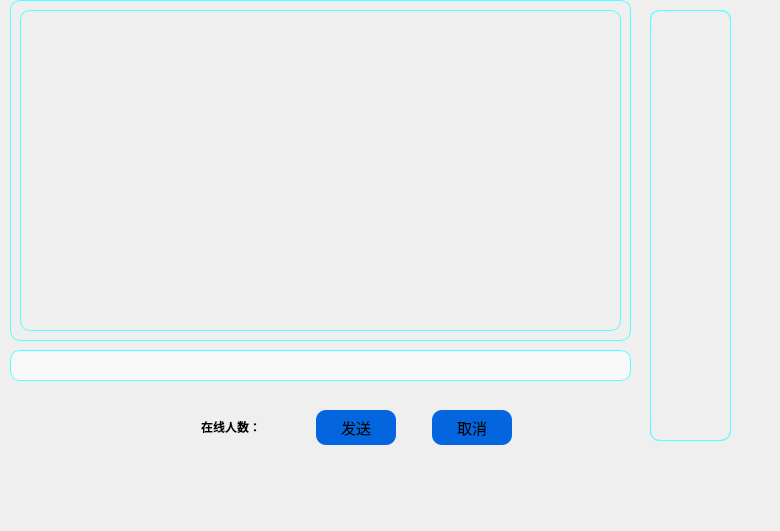
Before: the Qt Designer form ClientUI/chatpage.ui in IDMoquan/Chatting_Room, drawn with Qt 5.
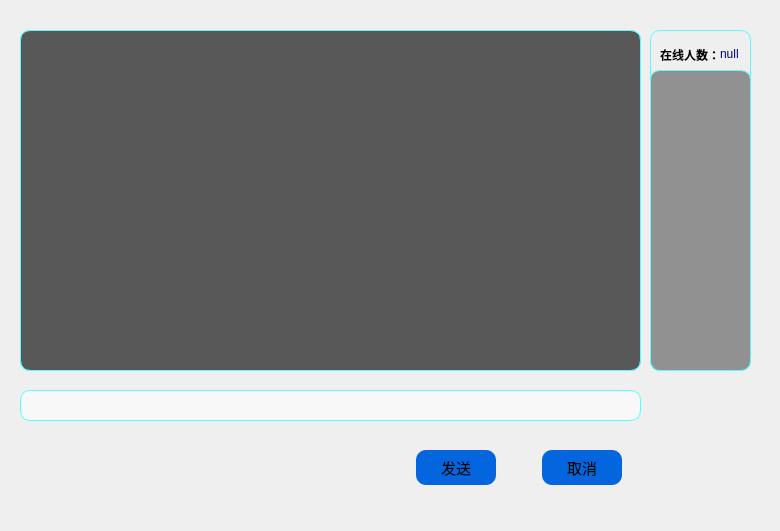
After: the same form once the commit is applied. Icons and pictures are not drawn.

Commit message: 聊天窗口改动

```diff
--- a/ClientUI/chatpage.ui
+++ b/ClientUI/chatpage.ui
@@ -38,31 +38,13 @@
    <widget class="QWidget" name="layoutWidget">
     <property name="geometry">
      <rect>
-      <x>190</x>
-      <y>390</y>
+      <x>300</x>
+      <y>430</y>
       <width>333</width>
       <height>75</height>
      </rect>
     </property>
     <layout class="QHBoxLayout" name="horizontalLayout_2">
-     <item>
-      <widget class="QLabel" name="label">
-       <property name="font">
-        <font>
-         <family>微软雅黑</family>
-        </font>
-       </property>
-       <property name="styleSheet">
-        <string notr="true">QLabel{
-	background-color:transparent;
-	color : rgb(255, 255, 255);
-}</string>
-       </property>
-       <property name="text">
-        <string>&lt;html&gt;&lt;head/&gt;&lt;body&gt;&lt;p&gt;&lt;span style=&quot; font-weight:700; color:#000000;&quot;&gt;在线人数：&lt;/span&gt;&lt;/p&gt;&lt;/body&gt;&lt;/html&gt;</string>
-       </property>
-      </widget>
-     </item>
      <item>
       <spacer name="horizontalSpacer">
        <property name="orientation">
@@ -193,8 +175,8 @@
    <widget class="QLineEdit" name="lineEdit">
     <property name="geometry">
      <rect>
-      <x>10</x>
-      <y>350</y>
+      <x>20</x>
+      <y>390</y>
       <width>621</width>
       <height>31</height>
      </rect>
@@ -216,8 +198,8 @@
    <widget class="QWidget" name="mainwidget" native="true">
     <property name="geometry">
      <rect>
-      <x>10</x>
-      <y>0</y>
+      <x>20</x>
+      <y>30</y>
       <width>621</width>
       <height>341</height>
      </rect>
@@ -226,16 +208,16 @@
      <string notr="true">QWidget {
     border-radius: 10px; /* 设置边框圆角为10像素 */
     border: 1px solid rgb(85, 255, 255); /* 设置边框颜色和宽度 */
-    background-color: transparent; /* 设置背景透明 */
+	background-color : rgba(0, 0, 0, 100);
 }</string>
     </property>
     <widget class="QListWidget" name="listWidget">
      <property name="geometry">
       <rect>
-       <x>10</x>
-       <y>10</y>
-       <width>601</width>
-       <height>321</height>
+       <x>0</x>
+       <y>0</y>
+       <width>621</width>
+       <height>341</height>
       </rect>
      </property>
      <property name="font">
@@ -246,7 +228,7 @@
      <property name="styleSheet">
       <string notr="true">QlistWidget{
 	color : rgb(255, 255, 255);
-	background-color : rgba(255, 255, 255, 150);
+	background-color : rgba(0, 0, 0, 100);
 }</string>
      </property>
     </widget>
@@ -255,9 +237,9 @@
     <property name="geometry">
      <rect>
       <x>650</x>
-      <y>10</y>
-      <width>81</width>
-      <height>431</height>
+      <y>30</y>
+      <width>101</width>
+      <height>341</height>
      </rect>
     </property>
     <property name="styleSheet">
@@ -271,9 +253,9 @@
      <property name="geometry">
       <rect>
        <x>0</x>
-       <y>0</y>
-       <width>81</width>
-       <height>431</height>
+       <y>40</y>
+       <width>101</width>
+       <height>301</height>
       </rect>
      </property>
      <property name="font">
@@ -281,8 +263,55 @@
        <family>微软雅黑</family>
       </font>
      </property>
+     <property name="styleSheet">
+      <string notr="true">QListWidget{
+	background-color : rgba(0, 0, 0, 100)
+}</string>
+     </property>
     </widget>
    </widget>
+   <widget class="QLabel" name="label_tip">
+    <property name="geometry">
+     <rect>
+      <x>660</x>
+      <y>30</y>
+      <width>60</width>
+      <height>51</height>
+     </rect>
+    </property>
+    <property name="font">
+     <font>
+      <family>微软雅黑</family>
+     </font>
+    </property>
+    <property name="styleSheet">
+     <string notr="true">QLabel{
+	background-color:transparent;
+	color : rgb(255, 255, 255);
+}</string>
+    </property>
+    <property name="text">
+     <string>&lt;html&gt;&lt;head/&gt;&lt;body&gt;&lt;p&gt;&lt;span style=&quot; font-weight:700; color:#000000;&quot;&gt;在线人数：&lt;/span&gt;&lt;/p&gt;&lt;/body&gt;&lt;/html&gt;</string>
+    </property>
+   </widget>
+   <widget class="QLabel" name="label_count">
+    <property name="geometry">
+     <rect>
+      <x>720</x>
+      <y>46</y>
+      <width>50</width>
+      <height>15</height>
+     </rect>
+    </property>
+    <property name="styleSheet">
+     <string notr="true">QLabel{
+	color :rgb(0, 0, 127);
+}</string>
+    </property>
+    <property name="text">
+     <string>null</string>
+    </property>
+   </widget>
   </widget>
  </widget>
  <layoutdefault spacing="6" margin="11"/>
```
The commit also changes 1 other file.
